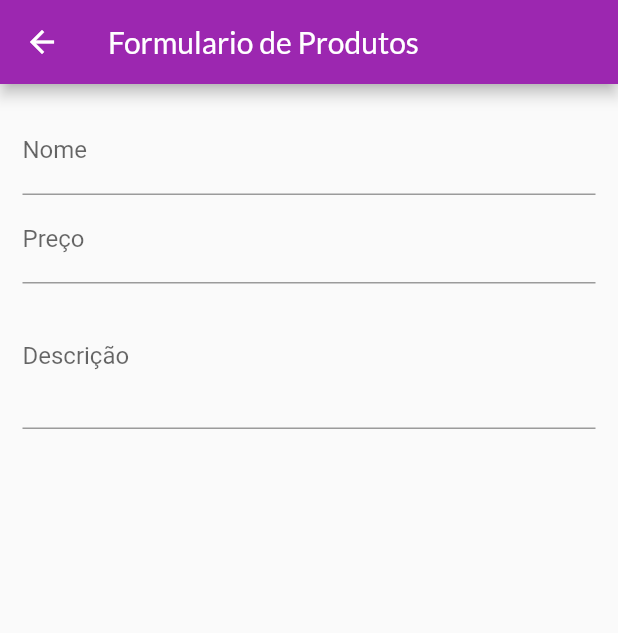
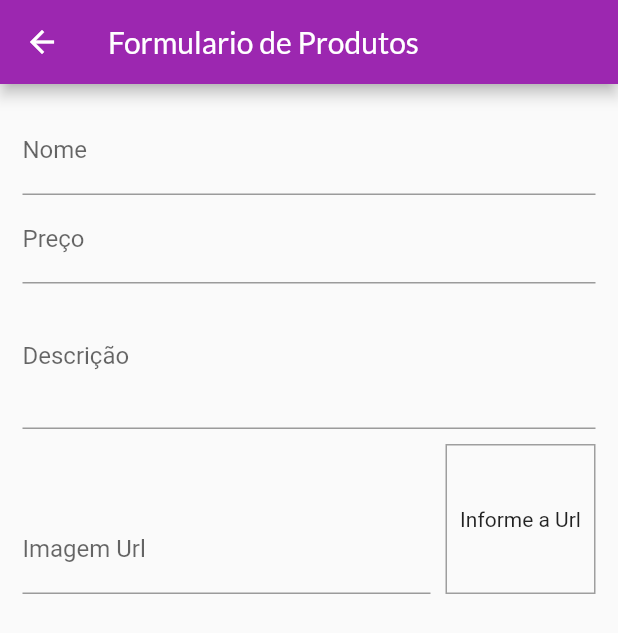
Before and after one commit to fvieir/flutter-shop, a Flutter app: the ProductFormPage screen opened by its route, on a phone screen of 412 x 824 dp. Shown: the top 633 px of the screen. Run offline on Flutter 3.47's test engine with Material 2 defaults, Android fonts, the phone set to English and light mode, and no system bars; network calls fail.

Commit message:
Add carregamento de imagem no campo url de imagens

```diff
--- a/lib/pages/product_form_page.dart
+++ b/lib/pages/product_form_page.dart
@@ -8,15 +8,29 @@ class ProductFormPage extends StatefulWidget {
 }
 
 class _ProductFormPageState extends State<ProductFormPage> {
-  final _focusPrice = FocusNode();
-  final _focusDescription = FocusNode();
+  final _priceFocus = FocusNode();
+  final _descriptionFocus = FocusNode();
+  final _imageUrlFocus = FocusNode();
+  final _imageUrlController = TextEditingController();
+
+  @override
+  void initState() {
+    super.initState();
+    _imageUrlController.addListener(updateImage);
+  }
 
   @override
   void dispose() {
     super.dispose();
+    _priceFocus.dispose();
+    _descriptionFocus.dispose();
 
-    _focusPrice.dispose();
-    _focusDescription.dispose();
+    _imageUrlFocus.dispose();
+    _imageUrlController.removeListener(updateImage);
+  }
+
+  void updateImage() {
+    setState(() {});
   }
 
   @override
@@ -36,7 +50,7 @@ class _ProductFormPageState extends State<ProductFormPage> {
                 ),
                 textInputAction: TextInputAction.next,
                 onFieldSubmitted: (_) {
-                  FocusScope.of(context).requestFocus(_focusPrice);
+                  FocusScope.of(context).requestFocus(_priceFocus);
                 },
               ),
               TextFormField(
@@ -45,19 +59,56 @@ class _ProductFormPageState extends State<ProductFormPage> {
                 ),
                 keyboardType:
                     const TextInputType.numberWithOptions(decimal: true),
-                focusNode: _focusPrice,
+                focusNode: _priceFocus,
                 textInputAction: TextInputAction.next,
                 onFieldSubmitted: (_) {
-                  FocusScope.of(context).requestFocus(_focusDescription);
+                  FocusScope.of(context).requestFocus(_descriptionFocus);
                 },
               ),
               TextFormField(
-                decoration: const InputDecoration(
-                  label: Text('Descrição'),
-                ),
+                decoration: const InputDecoration(label: Text('Descrição')),
                 keyboardType: TextInputType.multiline,
                 maxLines: 3,
-                focusNode: _focusDescription,
+                focusNode: _descriptionFocus,
+                // onFieldSubmitted: (_) =>
+                //     FocusScope.of(context).requestFocus(_imageUrlFocus),
+              ),
+              Row(
+                crossAxisAlignment: CrossAxisAlignment.end,
+                children: [
+                  Expanded(
+                    child: TextFormField(
+                      decoration: const InputDecoration(
+                        label: Text('Imagem Url'),
+                      ),
+                      keyboardType: TextInputType.url,
+                      textInputAction: TextInputAction.done,
+                      focusNode: _imageUrlFocus,
+                      controller: _imageUrlController,
+                    ),
+                  ),
+                  Container(
+                    height: 100,
+                    width: 100,
+                    margin: const EdgeInsets.only(
+                      top: 10,
+                      left: 10,
+                    ),
+                    alignment: Alignment.center,
+                    decoration: BoxDecoration(
+                      border: Border.all(
+                        color: Colors.grey,
+                        width: 1,
+                      ),
+                    ),
+                    child: _imageUrlController.text.isEmpty
+                        ? const Text('Informe a Url')
+                        : FittedBox(
+                            fit: BoxFit.cover,
+                            child: Image.network(_imageUrlController.text),
+                          ),
+                  ),
+                ],
               )
             ],
           ),
```
